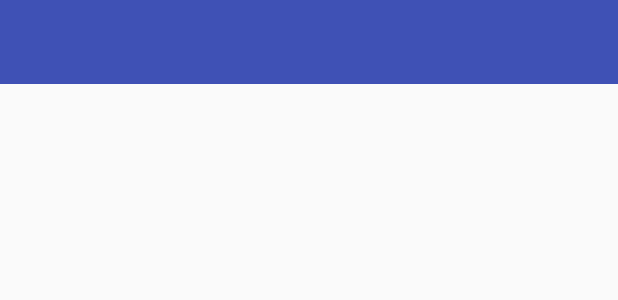
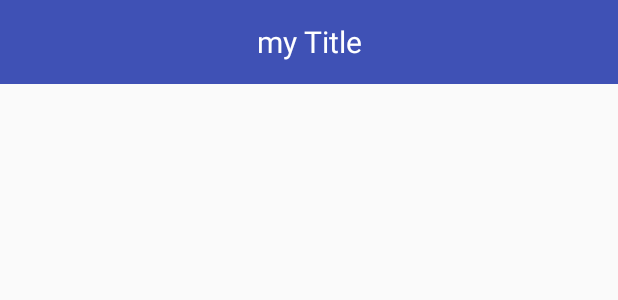
Before and after one commit to werton14/AndroidAPP, an Android app: the layout toolbar.xml on its own in the app's theme, with its tools: preview values and no code run, on a phone screen of 412 x 824 dp. Shown: the top 300 px of the screen. Run offline under Robolectric (Android 15) with nearby library versions, the phone set to English and light mode, and no system bars.

Commit message:
Toolbar for every fragment YEEEEAH

```diff
--- a/app/src/main/AndroidManifest.xml
+++ b/app/src/main/AndroidManifest.xml
@@ -47,9 +47,11 @@
             android:name=".Choose_screen"
             android:label="@string/title_activity_choose_screen"
             android:theme="@style/AppTheme.NoActionBar">
+
         </activity>
         <activity android:name=".MainPage"
-            android:theme="@style/Theme.AppCompat.NoActionBar">
+            android:label="@string/Space"
+            android:theme="@style/AppTheme.New">
         </activity>
 
     </application>
--- a/app/src/main/java/com/example/vital/myapplication/CameraFragment.java
+++ b/app/src/main/java/com/example/vital/myapplication/CameraFragment.java
@@ -10,13 +10,10 @@ import android.widget.Button;
 import com.google.firebase.auth.FirebaseAuth;
 
 
-/**
- * Created by qwert on 11.02.2017.
- */
-
 public class CameraFragment extends Fragment {
     @Override
     public View onCreateView(LayoutInflater inflater, ViewGroup container, Bundle savedInstanceState) {
+
         View rootView = inflater.inflate(R.layout.fragment_choose_screen, container, false);
 
         Button logOut = (Button) rootView.findViewById(R.id.log_out);
--- a/app/src/main/java/com/example/vital/myapplication/Choose_screen.java
+++ b/app/src/main/java/com/example/vital/myapplication/Choose_screen.java
@@ -25,4 +25,6 @@ public class Choose_screen extends AppCompatActivity {
         mViewPager = (ViewPager) findViewById(R.id.container);
         mViewPager.setAdapter(mSectionsPagerAdapter);
     }
+
+
 }
--- a/app/src/main/java/com/example/vital/myapplication/FirstFragment.java
+++ b/app/src/main/java/com/example/vital/myapplication/FirstFragment.java
@@ -15,7 +15,7 @@ public class FirstFragment extends Fragment {
     @Override
     public View onCreateView(LayoutInflater inflater, ViewGroup container, Bundle savedInstanceState) {
         final View rootView = inflater.inflate(R.layout.first_fragment, container, false);
-        Button tempButton = (Button) rootView.findViewById(R.id.button_2);
+        Button tempButton = (Button) rootView.findViewById(R.id.button2);
 
         tempButton.setOnClickListener(new View.OnClickListener() {
             @Override
@@ -26,4 +26,6 @@ public class FirstFragment extends Fragment {
         });
         return  rootView;
     }
+
+
 }
--- a/app/src/main/res/layout/scroll_and_bottomnavigation_page.xml
+++ b/app/src/main/res/layout/scroll_and_bottomnavigation_page.xml
@@ -4,7 +4,5 @@
     android:layout_height="match_parent">
 
     <include android:id="@+id/toolbar"
-        layout="@layout/toolbar">
-    </include>
-
+        layout="@layout/toolbar"></include>
 </LinearLayout>
--- a/app/src/main/res/layout/second_fragment.xml
+++ b/app/src/main/res/layout/second_fragment.xml
@@ -4,4 +4,7 @@
     android:layout_height="match_parent"
     android:background="@color/photo_page">
 
+    <include android:id="@+id/toolbar"
+        layout="@layout/toolbar"></include>
+
 </LinearLayout>
--- a/app/src/main/res/layout/toolbar.xml
+++ b/app/src/main/res/layout/toolbar.xml
@@ -6,4 +6,13 @@
     android:layout_height="wrap_content"
     android:background="@color/BasicColor">
 
+    <TextView
+        android:layout_width="wrap_content"
+        android:layout_height="wrap_content"
+        android:layout_gravity="center"
+        android:text="my Title"
+        android:textColor="#ffffff"
+        android:id="@+id/mytext"
+        android:textSize="20sp" />
+
 </android.support.v7.widget.Toolbar>
--- a/app/src/main/res/values/strings.xml
+++ b/app/src/main/res/values/strings.xml
@@ -1,5 +1,5 @@
 <resources>
-    <string name="app_name">Start_1</string>
+    <string name="app_name">Imago</string>
     <string name="title_activity_login">Sign in</string>
 
     <!-- Strings related to login -->
```
Also changed, not shown: app/src/main/java/com/example/vital/myapplication/MainPage.java (+2 -23 lines), app/src/main/java/com/example/vital/myapplication/SecondFragment.java (+9 -0 lines).
